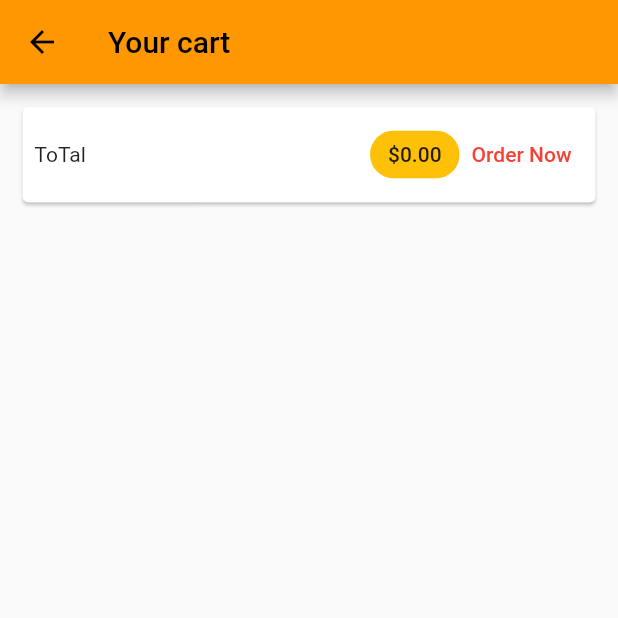
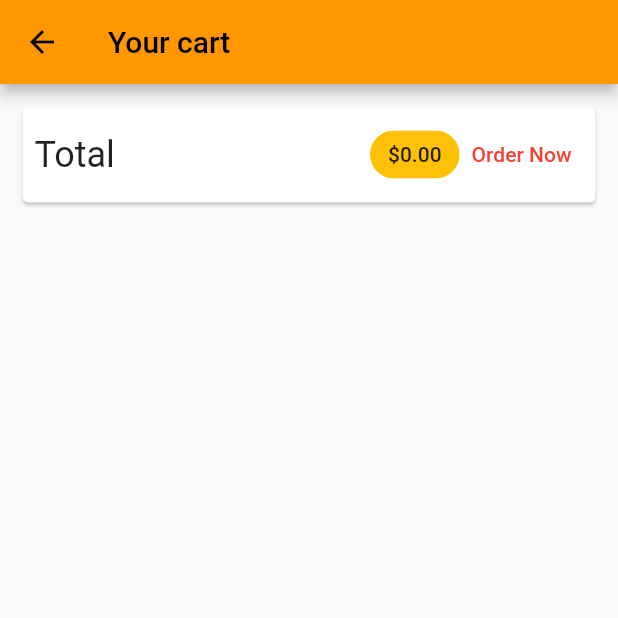
Before and after one commit to CPAD-Kishoreganj/bikel_bela, a Flutter app: the CartScreen screen opened by its route, on a phone screen of 412 x 824 dp, the top half of it. Run offline on Flutter 3.47's test engine with Material 2 defaults, Android fonts, the phone set to English and light mode, and no system bars; network calls fail.

Commit message:
cart item

```diff
--- a/lib/screens/cart_screen.dart
+++ b/lib/screens/cart_screen.dart
@@ -1,6 +1,7 @@
-import 'package:bikel_bela/providers/cart.dart';
+import 'package:bikel_bela/providers/cart.dart' show Cart;
 import 'package:flutter/material.dart';
 import 'package:provider/provider.dart';
+import 'package:bikel_bela/widgets/cart_item.dart';
 
 class CartScreen extends StatelessWidget {
   static const route = 'cart-screen';
@@ -21,8 +22,11 @@ class CartScreen extends StatelessWidget {
               child: Row(
                 mainAxisAlignment: MainAxisAlignment.spaceBetween,
                 children: [
-                  Text("ToTal"),
-                  Spacer(),
+                  const Text(
+                    "Total",
+                    style: TextStyle(fontSize: 24),
+                  ),
+                  const Spacer(),
                   Chip(
                     backgroundColor: Colors.amber,
                     label: Text(
@@ -31,7 +35,7 @@ class CartScreen extends StatelessWidget {
                   ),
                   TextButton(
                     onPressed: () {},
-                    child: Text(
+                    child: const Text(
                       'Order Now',
                       style: TextStyle(color: Colors.red),
                     ),
@@ -40,6 +44,17 @@ class CartScreen extends StatelessWidget {
               ),
             ),
           ),
+          Expanded(
+            child: ListView.builder(
+              itemCount: cart.items.length,
+              itemBuilder: (context, index) => CartItem(
+                id: cart.items.values.toList()[index].id,
+                title: cart.items.values.toList()[index].title,
+                price: cart.items.values.toList()[index].price,
+                quantity: cart.items.values.toList()[index].quantity,
+              ),
+            ),
+          ),
         ],
       ),
     );
```
Also changed, not shown: lib/widgets/cart_item.dart (added, +37 -0 lines).
